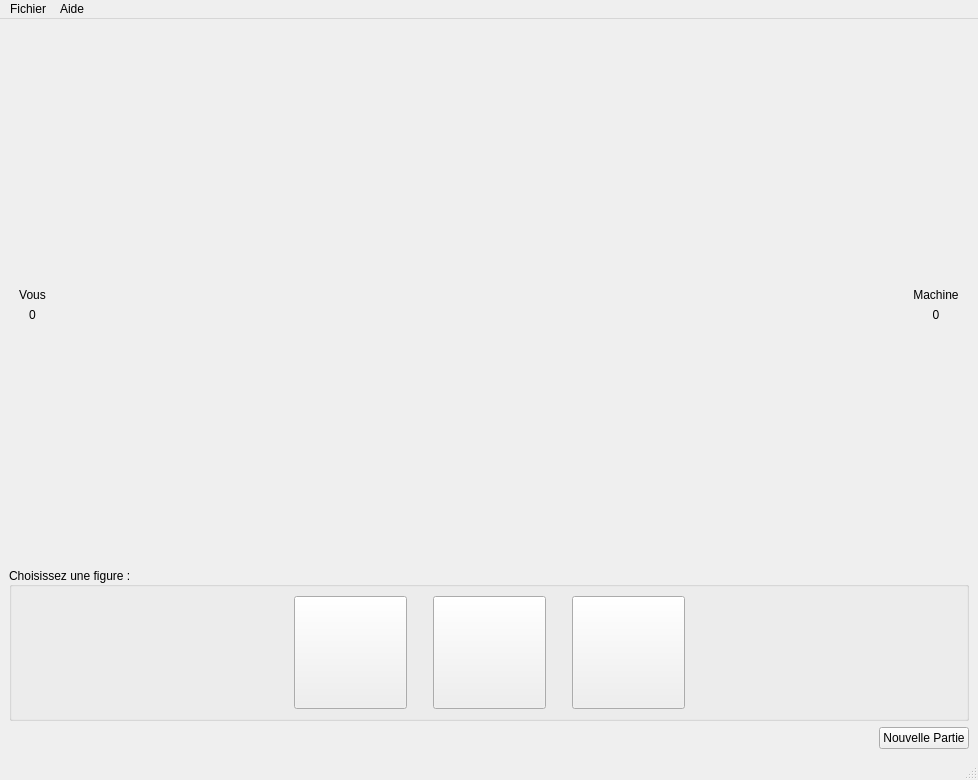
Old version of the form chifoumi/chifoumivue.ui in the repository PCampistron/chifoumi.
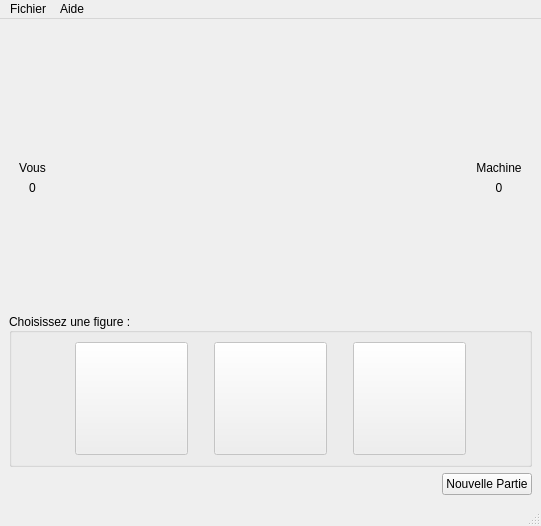
New version of the form. Icons and pictures are not drawn.

```diff
--- a/chifoumi/chifoumivue.ui
+++ b/chifoumi/chifoumivue.ui
@@ -6,10 +6,16 @@
    <rect>
     <x>0</x>
     <y>0</y>
-    <width>978</width>
-    <height>780</height>
+    <width>541</width>
+    <height>526</height>
    </rect>
   </property>
+  <property name="sizePolicy">
+   <sizepolicy hsizetype="Fixed" vsizetype="Fixed">
+    <horstretch>0</horstretch>
+    <verstretch>0</verstretch>
+   </sizepolicy>
+  </property>
   <property name="windowTitle">
    <string>ChifoumiVue</string>
   </property>
@@ -297,6 +303,9 @@
            </item>
            <item>
             <widget class="QPushButton" name="bPierre">
+             <property name="enabled">
+              <bool>false</bool>
+             </property>
              <property name="minimumSize">
               <size>
                <width>113</width>
@@ -335,6 +344,9 @@
            </item>
            <item>
             <widget class="QPushButton" name="bFeuille">
+             <property name="enabled">
+              <bool>false</bool>
+             </property>
              <property name="minimumSize">
               <size>
                <width>113</width>
@@ -373,6 +385,9 @@
            </item>
            <item>
             <widget class="QPushButton" name="bCiseaux">
+             <property name="enabled">
+              <bool>false</bool>
+             </property>
              <property name="minimumSize">
               <size>
                <width>113</width>
@@ -437,6 +452,9 @@
           <property name="text">
            <string>Nouvelle Partie</string>
           </property>
+          <property name="autoDefault">
+           <bool>true</bool>
+          </property>
          </widget>
         </item>
        </layout>
@@ -450,7 +468,7 @@
     <rect>
      <x>0</x>
      <y>0</y>
-     <width>978</width>
+     <width>541</width>
      <height>20</height>
     </rect>
    </property>
```
